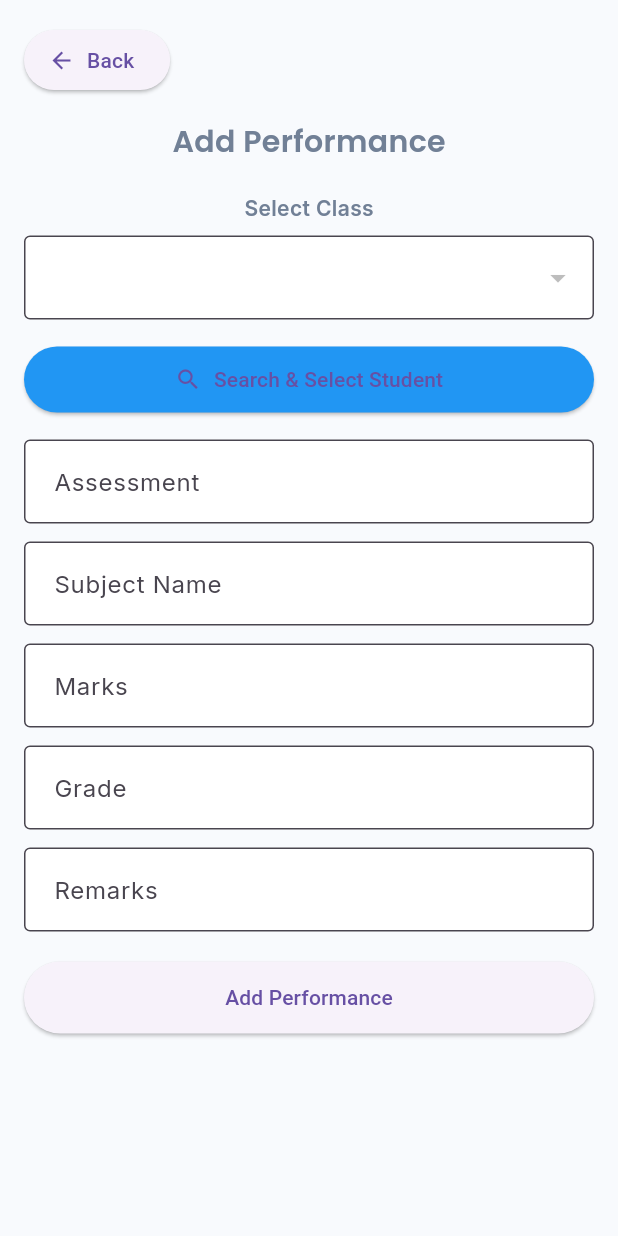
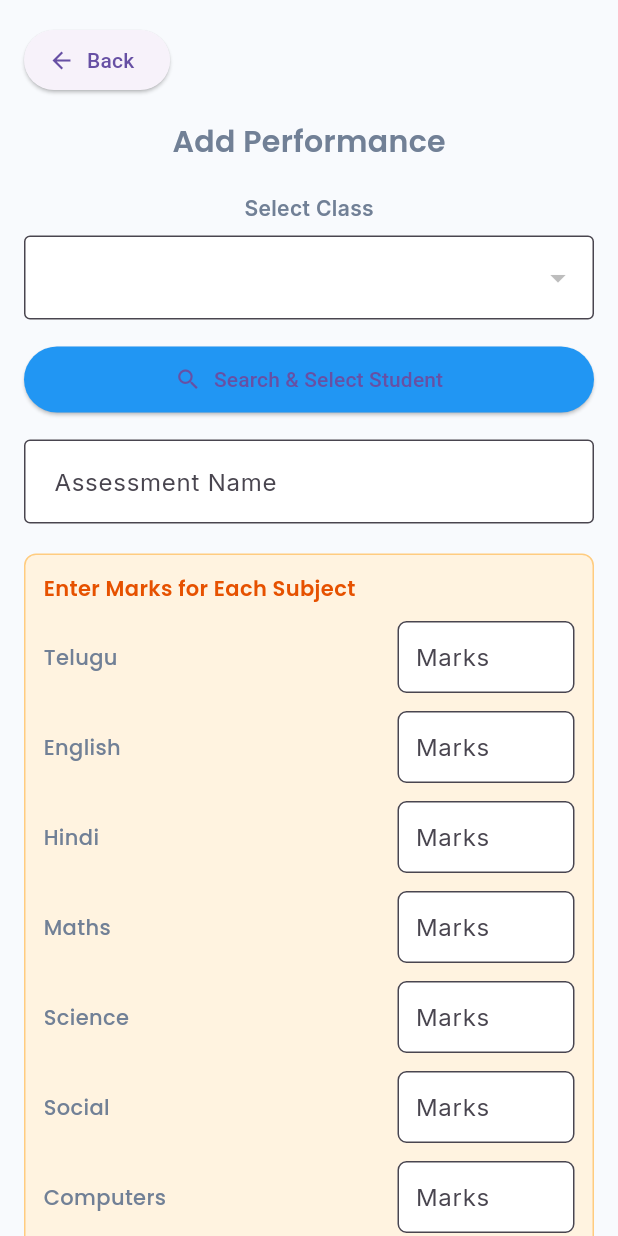
Before and after one commit to JagadeeshVedula/SchoolManagement, a Flutter app: the RegisterTab widget shown alone on an empty page, opened directly, after a tap on "Add Performance", on a phone screen of 412 x 824 dp. Run offline on Flutter 3.47's test engine with Material 3 defaults, Android fonts, the phone set to English and light mode, and no system bars; our stand-ins replace google_fonts, pdf, supabase_flutter; missing offline and left inert: dart:html, excel; accounts and stored records are empty.

Commit message:
latest update

```diff
--- a/lib/models/performance.dart
+++ b/lib/models/performance.dart
@@ -1,49 +1,41 @@
 class Performance {
   final int? id;
   final String studentName;
-  final String subject;
-  final String marks;
-  final String grade;
-  final String remarks;
+  final String assessment;
+  final String? teluguMarks;
+  final String? englishMarks;
+  final String? hindiMarks;
+  final String? mathsMarks;
+  final String? scienceMarks;
+  final String? socialMarks;
+  final String? computersMarks;
 
   Performance({
     this.id,
     required this.studentName,
-    required this.subject,
-    required this.marks,
-    required this.grade,
-    required this.remarks,
+    required this.assessment,
+    this.teluguMarks,
+    this.englishMarks,
+    this.hindiMarks,
+    this.mathsMarks,
+    this.scienceMarks,
+    this.socialMarks,
+    this.computersMarks,
   });
 
   // Convert JSON from Supabase to Performance object
   factory Performance.fromJson(Map<String, dynamic> json) {
-    String pick(List<String> keys) {
-      for (var k in keys) {
-        if (json.containsKey(k)) {
-          final v = json[k];
-          if (v != null) return v.toString();
-        }
-      }
-      // fallback: search any key containing the keyword
-      for (var entry in json.entries) {
-        final key = entry.key.toString().toLowerCase();
-        for (var k in keys) {
-          if (key.contains(k.toLowerCase().replaceAll(' ', ''))) {
-            final v = entry.value;
-            if (v != null) return v.toString();
-          }
-        }
-      }
-      return '';
-    }
-
     return Performance(
       id: json['id'] as int?,
-      studentName: pick(['Student Name', 'student_name', 'student name', 'student']),
-      subject: pick(['Subject', 'Subject Name', 'SubjectName', 'subject', 'subject_name']),
-      marks: pick(['Marks', 'marks', 'marks_obtained', 'mark']),
-      grade: pick(['Grade', 'grade']),
-      remarks: pick(['Remarks', 'remarks', 'note']),
+      studentName: json['Student Name'] as String? ?? '',
+      assessment: json['Assessment'] as String? ?? '',
+      teluguMarks: json['Telugu Marks'] as String?,
+      englishMarks: json['English Marks'] as String?,
+      hindiMarks: json['Hindi Marks'] as String?,
+      mathsMarks: json['Maths Marks'] as String?,
+      scienceMarks: json['Science Marks'] as String?,
+      socialMarks: json['Social Marks'] as String?,
+      computersMarks: json['Computers Marks'] as String?,
     );
   }
 
@@ -52,10 +44,14 @@ class Performance {
     return {
       'id': id,
       'Student Name': studentName,
-      'Subject': subject,
-      'Marks': marks,
-      'Grade': grade,
-      'Remarks': remarks,
+      'Assessment': assessment,
+      'Telugu Marks': teluguMarks,
+      'English Marks': englishMarks,
+      'Hindi Marks': hindiMarks,
+      'Maths Marks': mathsMarks,
+      'Science Marks': scienceMarks,
+      'Social Marks': socialMarks,
+      'Computers Marks': computersMarks,
     };
   }
 }
--- a/lib/models/student.dart
+++ b/lib/models/student.dart
@@ -7,9 +7,11 @@ class Student {
   final String parentMobile;
   final double schoolFeeConcession;
   final double tuitionFeeConcession;
+  final String? address;
+  final String? gender;
   final String? busRoute;
   final String? busNo;
-  final String? gender;
+  final String? busFeeFacility;
   final String? hostelFacility;
 
   Student({
@@ -21,9 +23,11 @@ class Student {
     required this.parentMobile,
     this.schoolFeeConcession = 0.0,
     this.tuitionFeeConcession = 0.0,
+    this.address,
+    this.gender,
     this.busRoute,
     this.busNo,
-    this.gender,
+    this.busFeeFacility,
     this.hostelFacility,
   });
 
@@ -38,9 +42,11 @@ class Student {
       parentMobile: json['Parent Mobile'] as String? ?? '',
       schoolFeeConcession: double.tryParse((json['School Fee Concession'] as dynamic).toString()) ?? 0.0,
       tuitionFeeConcession: double.tryParse((json['Tuition Fee Concession'] as dynamic).toString()) ?? 0.0,
+      address: json['ADDRESS'] as String?,
+      gender: json['GENDER'] as String?,
       busRoute: json['Route'] as String?,
       busNo: json['BusNo'] as String?,
-      gender: json['GENDER'] as String?,
+      busFeeFacility: json['Bus Facility'] as String?,
       hostelFacility: json['Hostel Facility'] as String?,
     );
   }
@@ -56,9 +62,11 @@ class Student {
       'Parent Mobile': parentMobile,
       'School Fee Concession': schoolFeeConcession,
       'Tuition Fee Concession': tuitionFeeConcession,
+      'ADDRESS': address,
+      'GENDER': gender,
       'Route': busRoute,
       'BusNo': busNo,
-      'GENDER': gender,
+      'Bus Facility': busFeeFacility,
       'Hostel Facility': hostelFacility,
     };
   }
--- a/lib/screens/register_tab.dart
+++ b/lib/screens/register_tab.dart
@@ -37,6 +37,10 @@ class _RegisterTabState extends State<RegisterTab> {
   final _perfGrade = TextEditingController();
   final _perfRemarks = TextEditingController();
 
+  // Subject marks controllers
+  late Map<String, TextEditingController> _subjectMarksControllers;
+  final List<String> _subjects = ['Telugu', 'English', 'Hindi', 'Maths', 'Science', 'Social', 'Computers'];
+
   // Staff controllers
   final _staffName = TextEditingController();
   final _staffQualification = TextEditingController();
@@ -60,6 +64,9 @@ class _RegisterTabState extends State<RegisterTab> {
   @override
   void initState() {
     super.initState();
+    _subjectMarksControllers = {
+      for (var subject in _subjects) subject: TextEditingController(),
+    };
     _loadClasses();
     _loadBusRoutes();
     _loadHostelFees();
@@ -186,6 +193,9 @@ class _RegisterTabState extends State<RegisterTab> {
     _perfMarks.dispose();
     _perfGrade.dispose();
     _perfRemarks.dispose();
+    for (var controller in _subjectMarksControllers.values) {
+      controller.dispose();
+    }
     _staffName.dispose();
     _staffQualification.dispose();
     _staffMobile.dispose();
@@ -245,26 +255,54 @@ class _RegisterTabState extends State<RegisterTab> {
   }
 
   Future<void> _submitPerformance() async {
-    if (_perfStudent == null || _perfSubject.text.trim().isEmpty) {
-      ScaffoldMessenger.of(context).showSnackBar(const SnackBar(content: Text('Select a student and enter subject')));
+    if (_perfStudent == null || _perfAssessment.text.trim().isEmpty) {
+      ScaffoldMessenger.of(context).showSnackBar(const SnackBar(content: Text('Select a student and enter assessment')));
       return;
     }
+
+    // Collect all subjects with marks
+    bool hasMarks = false;
+    for (var subject in _subjects) {
+      if (_subjectMarksControllers[subject]!.text.trim().isNotEmpty) {
+        hasMarks = true;
+        break;
+      }
+    }
+
+    if (!hasMarks) {
+      ScaffoldMessenger.of(context).showSnackBar(const SnackBar(content: Text('Enter marks for at least one subject')));
+      return;
+    }
+
     setState(() => _isSubmittingPerf = true);
+
+    // Build data with all subjects and their marks
     final data = {
       'Student Name': _perfStudent!.name,
       'Assessment': _perfAssessment.text.trim(),
-      'Subject name': _perfSubject.text.trim(),
-      'Marks': _perfMarks.text.trim(),
-      'Grade': _perfGrade.text.trim(),
     };
+
+    // Add subject columns and marks
+    for (var subject in _subjects) {
+      final marks = _subjectMarksControllers[subject]!.text.trim();
+      if (marks.isNotEmpty) {
+        data[subject] = 'Yes'; // Subject taken
+        data['$subject Marks'] = marks; // Subject marks
+      }
+    }
+
     final ok = await SupabaseService.insertPerformance(data);
     setState(() => _isSubmittingPerf = false);
+
     if (ok) {
       ScaffoldMessenger.of(context).showSnackBar(const SnackBar(content: Text('Performance record added successfully')));
-      _perfAssessment.clear(); _perfSubject.clear(); _perfMarks.clear(); _perfGrade.clear(); _perfRemarks.clear();
+      _perfAssessment.clear();
+      for (var controller in _subjectMarksControllers.values) {
+        controller.clear();
+      }
       setState(() { _perfStudent = null; _perfClass = null; _currentPage = 0; });
     } else {
-      ScaffoldMessenger.of(context).showSnackBar(const SnackBar(content: Text('Failed to add performance')));
+      ScaffoldMessenger.of(context).showSnackBar(const SnackBar(content: Text('Failed to add performance record')));
     }
   }
 
@@ -729,22 +767,83 @@ class _RegisterTabState extends State<RegisterTab> {
             ),
           ],
           const SizedBox(height: 16),
-          TextField(controller: _perfAssessment, decoration: const InputDecoration(labelText: 'Assessment', border: OutlineInputBorder())),
-          const SizedBox(height: 12),
-          TextField(controller: _perfSubject, decoration: const InputDecoration(labelText: 'Subject Name', border: OutlineInputBorder())),
-          const SizedBox(height: 12),
-          TextField(controller: _perfMarks, decoration: const InputDecoration(labelText: 'Marks', border: OutlineInputBorder())),
-          const SizedBox(height: 12),
-          TextField(controller: _perfGrade, decoration: const InputDecoration(labelText: 'Grade', border: OutlineInputBorder())),
-          const SizedBox(height: 12),
-          TextField(controller: _perfRemarks, decoration: const InputDecoration(labelText: 'Remarks', border: OutlineInputBorder())),
+          TextField(
+            controller: _perfAssessment,
+            decoration: const InputDecoration(
+              labelText: 'Assessment Name',
+              border: OutlineInputBorder(),
+              hintText: 'e.g., Mid-term, Final Exam',
+            ),
+          ),
+          const SizedBox(height: 20),
+          Container(
+            padding: const EdgeInsets.all(12),
+            decoration: BoxDecoration(
+              color: Colors.orange[50],
+              borderRadius: BorderRadius.circular(8),
+              border: Border.all(color: Colors.orange[200]!),
+            ),
+            child: Column(
+              crossAxisAlignment: CrossAxisAlignment.start,
+              children: [
+                Text(
+                  'Enter Marks for Each Subject',
+                  style: GoogleFonts.poppins(
+                    fontSize: 14,
+                    fontWeight: FontWeight.w600,
+                    color: Colors.orange[900],
+                  ),
+                ),
+                const SizedBox(height: 12),
+                ..._subjects.map((subject) {
+                  return Padding(
+                    padding: const EdgeInsets.only(bottom: 12.0),
+                    child: Row(
+                      children: [
+                        Expanded(
+                          flex: 2,
+                          child: Text(
+                            subject,
+                            style: GoogleFonts.poppins(
+                              fontSize: 14,
+                              fontWeight: FontWeight.w500,
+                            ),
+                          ),
+                        ),
+                        Expanded(
+                          flex: 1,
+                          child: TextField(
+                            controller: _subjectMarksControllers[subject],
+                            decoration: InputDecoration(
+                              hintText: 'Marks',
+                              border: OutlineInputBorder(
+                                borderRadius: BorderRadius.circular(6),
+                              ),
+                              contentPadding: const EdgeInsets.symmetric(horizontal: 8, vertical: 10),
+                            ),
+                            keyboardType: TextInputType.number,
+                          ),
+                        ),
+                      ],
+                    ),
+                  );
+                }).toList(),
+              ],
+            ),
+          ),
           const SizedBox(height: 20),
           SizedBox(
             width: double.infinity,
             height: 48,
             child: ElevatedButton(
               onPressed: _isSubmittingPerf ? null : _submitPerformance,
-              child: _isSubmittingPerf ? const SizedBox(width: 16, height: 16, child: CircularProgressIndicator(strokeWidth: 2, color: Colors.white)) : const Text('Add Performance'),
+              child: _isSubmittingPerf
+                  ? const SizedBox(
+                      width: 16,
+                      height: 16,
+                      child: CircularProgressIndicator(strokeWidth: 2, color: Colors.white),
+                    )
+                  : const Text('Add Performance'),
             ),
           ),
         ],
```
Also changed, not shown: lib/screens/home_tabs_screen.dart (+4 -3 lines), lib/screens/student_detail_screen.dart (+55 -39 lines).
